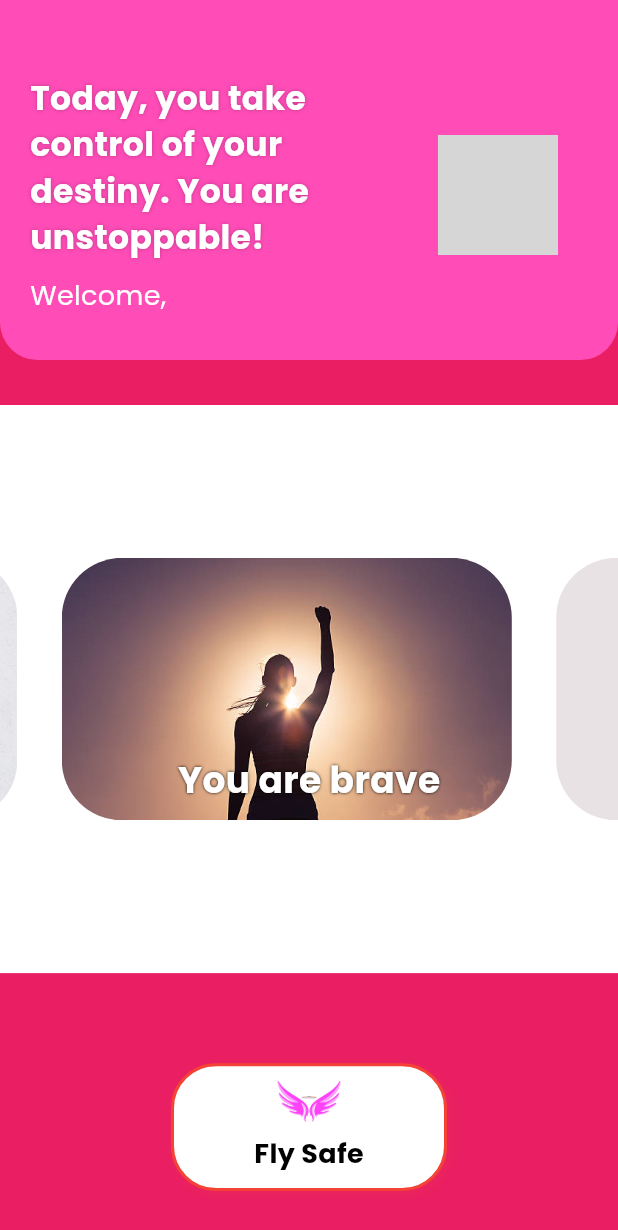
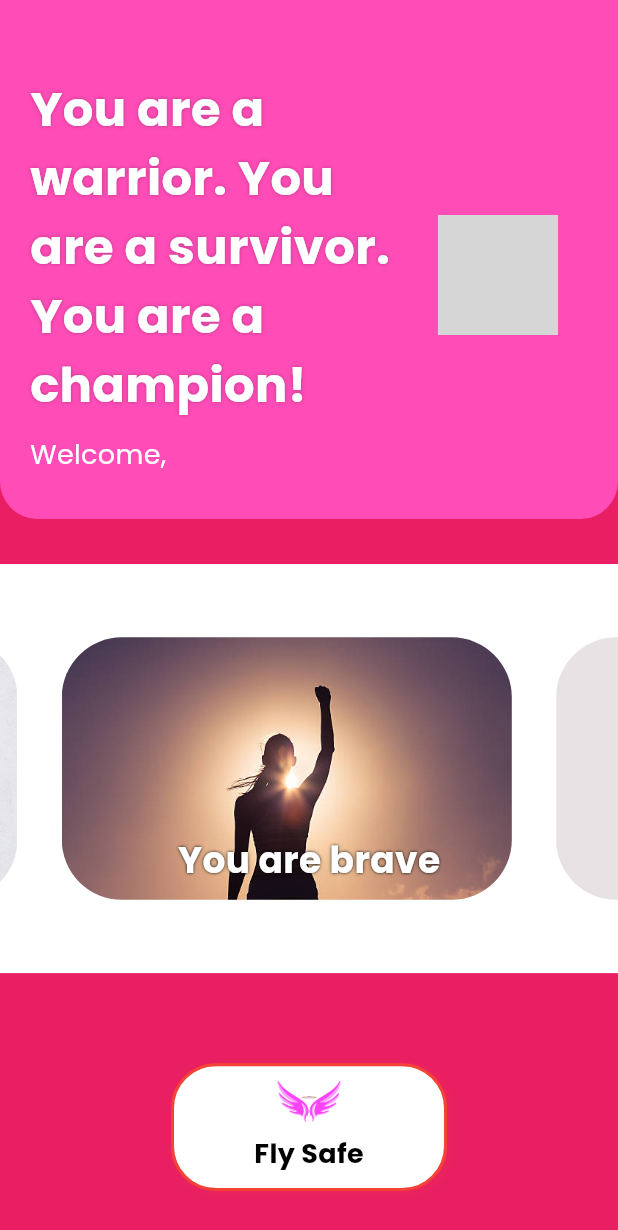
Before and after one commit to yumyum-web/ai_guardian, a Flutter app: the LobbyScreen screen opened directly, on a phone screen of 412 x 824 dp. Shown: the top 1230 px of the screen. Run offline on Flutter 3.47's test engine with Material 3 defaults, Android fonts, the phone set to English and light mode, and no system bars; drawn by our look-alikes of carousel_slider; our stand-ins replace cached_network_image, cloud_firestore, firebase_auth, firebase_core, google_fonts, shared_preferences; accounts and stored records are empty; network calls fail; grey boxes are pictures that could not be loaded.

Commit message:
feat: Enhance lobby screen with dynamic motivational messages
This commit enhances the `LobbyScreen` by introducing dynamic motivational messages and updating the text style. The changes include:

-   **Dynamic Motivational Messages:**
    - Added a list of motivational messages.
    - The screen now displays a random motivational message from the list on each render, adding variety and inspiration.
-   **Text Style Update:**
    - Increased the font size of the motivational message text from 22 to 32 for better visibility.
- **Messages:**
    - Added a `messages` array with some motivational messages.
    - Changed `Text` widget to show a random message.

```diff
--- a/lib/screens/lobby_screen.dart
+++ b/lib/screens/lobby_screen.dart
@@ -15,6 +15,11 @@ class LobbyScreen extends StatefulWidget {
 class _LobbyScreenState extends State<LobbyScreen> {
   final AuthService _authService = AuthService();
   User? user;
+  final List<String> messages = [
+    "Today, you take control of your destiny. You are unstoppable!",
+    "You are a warrior. You are a survivor. You are a champion!",
+    "You are a beacon of hope. You are a light in the darkness!",
+  ];
   final carouselItems = [
     ('assets/images/lobby_carousel_1.png', 'You are strong'),
     ('assets/images/lobby_carousel_2.png', 'You are brave'),
@@ -66,9 +71,9 @@ class _LobbyScreenState extends State<LobbyScreen> {
                     spacing: 10,
                     children: [
                       Text(
-                        "Today, you take control of your destiny. You are unstoppable!",
+                        messages[Random().nextInt(messages.length)],
                         style: TextStyle(
-                          fontSize: 22,
+                          fontSize: 32,
                           fontWeight: FontWeight.bold,
                           color: Colors.white,
                           shadows: [Shadow(blurRadius: 3, color: Colors.black26)],
```
